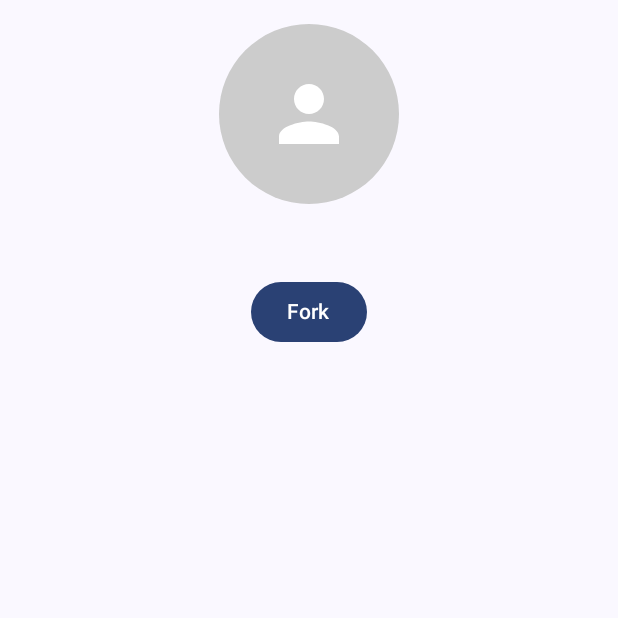
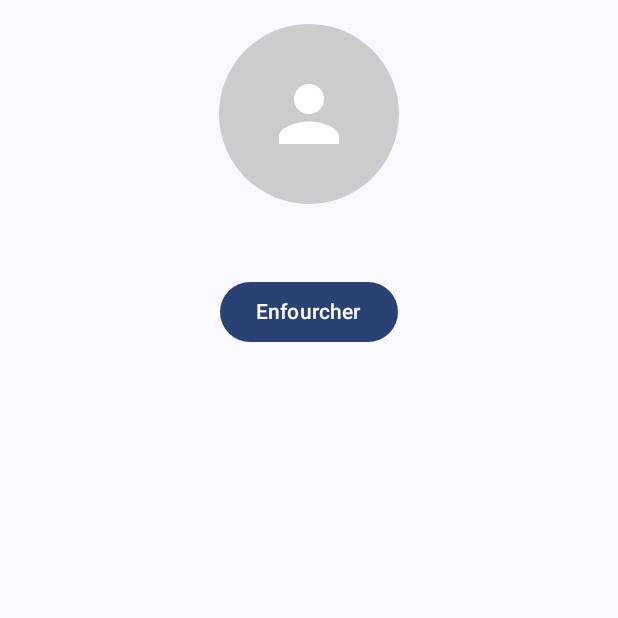
Before and after one commit to Sylouane05/fork_chan, an Android app built with Jetpack Compose: the composable ProfileHeader called with empty values, on a phone screen of 412 x 824 dp, the top half of it. Run offline under Robolectric (Android 15) with nearby library versions, the phone set to English and light mode, and no system bars; our stand-ins replace Firebase (no records; nobody signed in at launch, a user with empty details on screens opened directly), livedata-compose.

Commit message:
Aurevoir les fourchettes

```diff
--- a/app/src/main/java/fr/fork_chan/activities/UserProfilePage.kt
+++ b/app/src/main/java/fr/fork_chan/activities/UserProfilePage.kt
@@ -304,7 +304,7 @@ fun ProfileHeader(
         } else {
             Spacer(modifier = Modifier.height(8.dp))
             Button(onClick = onFollowClick) {
-                Text(if (isFollowing) "Unfork" else "Fork")
+                Text(if (isFollowing) "Se défourcher" else "Enfourcher")
             }
         }
 
```
